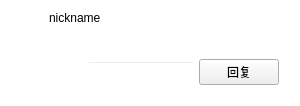
Old version of the form notification/notificationcard.ui in the repository iwxyi/CatlikeQQ.
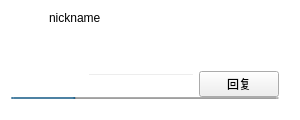
New version of the form. Custom widgets are drawn as their Qt base class.

```diff
--- a/notification/notificationcard.ui
+++ b/notification/notificationcard.ui
@@ -7,7 +7,7 @@
     <x>0</x>
     <y>0</y>
     <width>300</width>
-    <height>106</height>
+    <height>120</height>
    </rect>
   </property>
   <property name="windowTitle">
@@ -172,6 +172,22 @@
      </item>
     </layout>
    </item>
+   <item>
+    <widget class="QProgressBar" name="progressBar">
+     <property name="maximumSize">
+      <size>
+       <width>16777215</width>
+       <height>2</height>
+      </size>
+     </property>
+     <property name="value">
+      <number>24</number>
+     </property>
+     <property name="textVisible">
+      <bool>false</bool>
+     </property>
+    </widget>
+   </item>
   </layout>
  </widget>
  <customwidgets>
```
